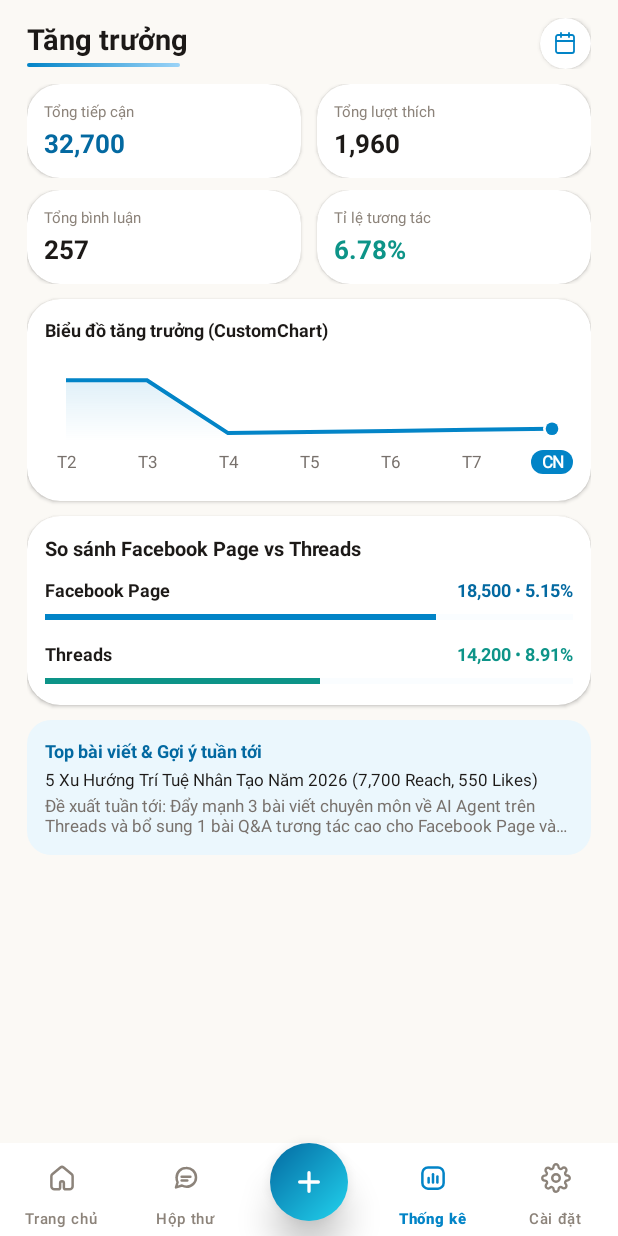
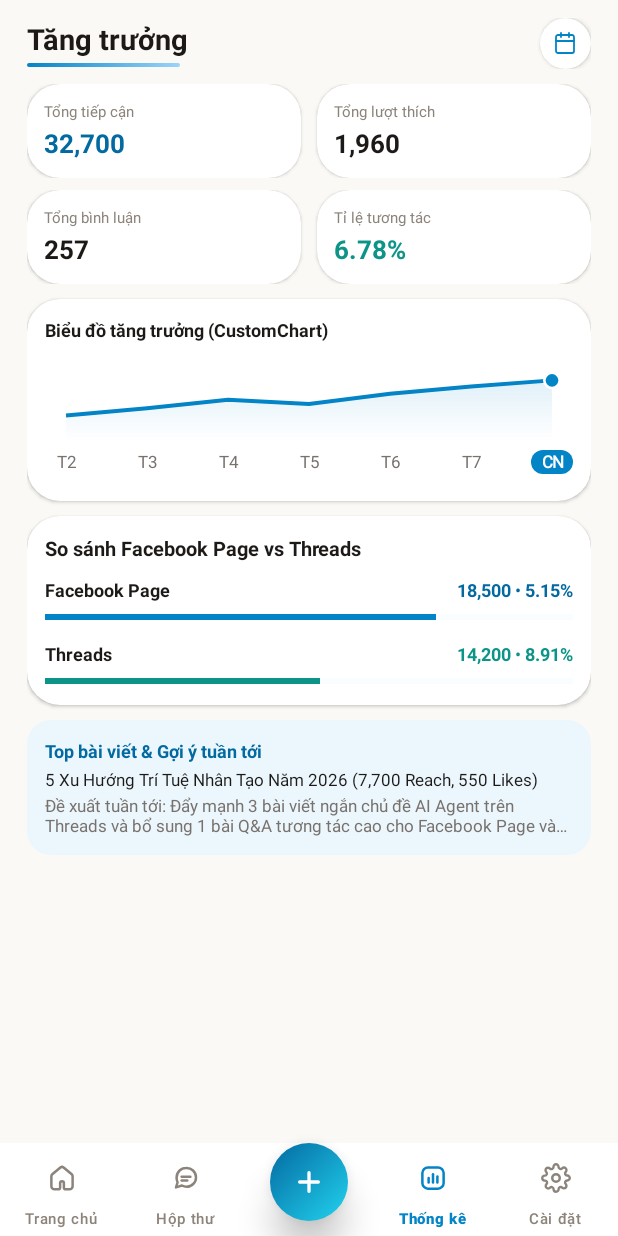
Before and after one commit to kikimeomeo/social-ai-agent-nhom4, an Android app: the screen it shows after launch (MainActivity), item 4 of the bottom bar chosen, on a phone screen of 412 x 824 dp. Run offline under Robolectric (Android 15) with nearby library versions, the phone set to English and light mode, and no system bars; pictures from the network do not load; 3 statements that could not run were skipped.

Commit message:
fix: resolve post-merge integration bugs and LinkedIn leftovers (#53)

```diff
--- a/app/src/main/java/com/tuankiet/myapplication/data/DatabaseHelper.java
+++ b/app/src/main/java/com/tuankiet/myapplication/data/DatabaseHelper.java
@@ -676,6 +676,40 @@ public class DatabaseHelper extends SQLiteOpenHelper {
         return empty;
     }
 
+    public long upsertDailyAnalyticsSnapshot(String platform, int reach, int likes, int comments, int shares, int followerCount) {
+        String targetPlatform = platform != null ? platform : "ALL";
+        java.util.Calendar cal = java.util.Calendar.getInstance();
+        cal.set(java.util.Calendar.HOUR_OF_DAY, 0);
+        cal.set(java.util.Calendar.MINUTE, 0);
+        cal.set(java.util.Calendar.SECOND, 0);
+        cal.set(java.util.Calendar.MILLISECOND, 0);
+        long startOfDay = cal.getTimeInMillis();
+
+        ContentValues cv = new ContentValues();
+        cv.put("timestamp", System.currentTimeMillis());
+        cv.put("platform", targetPlatform);
+        cv.put("reach", reach);
+        cv.put("likes", likes);
+        cv.put("comments", comments);
+        cv.put("shares", shares);
+        cv.put("follower_count", followerCount);
+
+        SQLiteDatabase db = getWritableDatabase();
+        long existingId = -1L;
+        try (Cursor cursor = db.rawQuery(
+                "SELECT id FROM analytics_history WHERE platform = ? AND timestamp >= ? ORDER BY timestamp DESC LIMIT 1",
+                new String[]{targetPlatform, String.valueOf(startOfDay)})) {
+            if (cursor.moveToFirst()) {
+                existingId = cursor.getLong(0);
+            }
+        }
+        if (existingId > 0) {
+            db.update("analytics_history", cv, "id = ?", new String[]{String.valueOf(existingId)});
+            return existingId;
+        }
+        return db.insert("analytics_history", null, cv);
+    }
+
     public long insertAnalyticsSnapshot(String platform, int reach, int likes, int comments, int shares, int followerCount) {
         ContentValues cv = new ContentValues();
         cv.put("timestamp", System.currentTimeMillis());
@@ -692,32 +726,35 @@ public class DatabaseHelper extends SQLiteOpenHelper {
     public List<AnalyticsData.DayMetric> getAnalyticsHistory() {
         List<AnalyticsData.DayMetric> list = new ArrayList<>();
         SQLiteDatabase db = getReadableDatabase();
-        Cursor cursor = db.rawQuery("SELECT * FROM analytics_history ORDER BY timestamp DESC LIMIT 7", null);
+        Cursor cursor = db.rawQuery("SELECT likes, comments FROM analytics_history ORDER BY timestamp DESC LIMIT 7", null);
 
-        List<Integer> dbLikes = new ArrayList<>();
-        List<Integer> dbComments = new ArrayList<>();
+        List<Integer> dbTotalsDesc = new ArrayList<>();
         if (cursor != null && cursor.moveToFirst()) {
             do {
-                dbLikes.add(cursor.getInt(cursor.getColumnIndexOrThrow("likes")));
-                dbComments.add(cursor.getInt(cursor.getColumnIndexOrThrow("comments")));
+                int likes = cursor.getInt(cursor.getColumnIndexOrThrow("likes"));
+                int comments = cursor.getInt(cursor.getColumnIndexOrThrow("comments"));
+                dbTotalsDesc.add(likes + comments);
             } while (cursor.moveToNext());
             cursor.close();
         }
 
+        // Order chronological oldest -> newest ending at CN, scaling missing days smoothly around latest total
         String[] days = {"T2", "T3", "T4", "T5", "T6", "T7", "CN"};
+        double[] baselineScale = {0.42, 0.54, 0.68, 0.61, 0.78, 0.90, 1.00};
+        int latestTotal = !dbTotalsDesc.isEmpty() ? Math.max(100, dbTotalsDesc.get(0)) : 500;
+        int offset = 7 - dbTotalsDesc.size();
+
         for (int i = 0; i < 7; i++) {
-            String dayLabel = days[i];
-            int fbEng;
-            int thEng;
-            if (i < dbLikes.size()) {
-                int total = dbLikes.get(i) + dbComments.get(i);
-                fbEng = Math.max(45, (int)(total * 0.55));
-                thEng = Math.max(35, (int)(total * 0.45));
+            int dayTotal;
+            if (i >= offset) {
+                int descIdx = (dbTotalsDesc.size() - 1) - (i - offset);
+                dayTotal = Math.max(80, dbTotalsDesc.get(descIdx));
             } else {
-                fbEng = 120 + (i * 22);
-                thEng = 90 + (i * 18);
+                dayTotal = Math.max(80, (int) (latestTotal * baselineScale[i]));
             }
-            list.add(new AnalyticsData.DayMetric(dayLabel, fbEng, thEng));
+            int fbEng = Math.max(45, (int) (dayTotal * 0.55));
+            int thEng = Math.max(35, (int) (dayTotal * 0.45));
+            list.add(new AnalyticsData.DayMetric(days[i], fbEng, thEng));
         }
         return list;
     }
--- a/app/src/main/java/com/tuankiet/myapplication/repository/MockDataRepository.java
+++ b/app/src/main/java/com/tuankiet/myapplication/repository/MockDataRepository.java
@@ -60,9 +60,8 @@ public class MockDataRepository {
         );
         dbHelper.insertOrUpdateAccount(thAccount);
 
-        // 2. Seed Recent Posts
-        Post post1 = new Post(
-                0,
+        // 2. Seed Recent Posts (Facebook Page + Threads)
+        Post post1 = createSeedPost(
                 "5 Xu Hướng Trí Tuệ Nhân Tạo Năm 2026",
                 "Chuyên gia",
                 "🚀 5 XU HƯỚNG AI KHÔNG THỂ BỎ QUA TRONG NĂM 2026!\n\n" +
@@ -72,26 +71,19 @@ public class MockDataRepository {
                         "4. Tự động hóa quy trình quản lý mạng xã hội cá nhân.\n" +
                         "5. Bảo mật dữ liệu & Privacy-first AI.\n\n" +
                         "👉 Anh em đang ứng dụng xu hướng nào trong công việc? Bình luận bên dưới cùng bàn luận nhé!\n#AI2026 #TechTrends #SocialAI #FutureTech",
-                "5 Key AI Trends Shaping Tech Ecosystems in 2026 🌐\n\n" +
-                        "As artificial intelligence transitions from experimentation to core operational infrastructure, leaders must prioritize these architectural shifts:\n\n" +
-                        "• Edge & On-Device Intelligence: Drastic reduction in latency and cloud inference costs.\n" +
-                        "• Autonomous Multi-Agent Orchestration: Specialization over monolithic general models.\n" +
-                        "• Enterprise Data Sovereignty: Private fine-tuning on domain-specific datasets.\n\n" +
-                        "How is your engineering team adapting to these paradigms? Let's connect and discuss.\n\n#ArtificialIntelligence #Leadership #SoftwareEngineering #AgenticAI",
+                "5 xu hướng AI đang định hình sản phẩm công nghệ 2026 🌐\n\n" +
+                        "• SLM chạy trực tiếp on-device giảm độ trễ & chi phí.\n" +
+                        "• Multi-Agent phân vai thay thế prompt đơn lẻ.\n" +
+                        "• Privacy-first AI giữ dữ liệu trên thiết bị.\n\n" +
+                        "Team bạn đã áp dụng hướng nào rồi? Cùng thảo luận nhé! #AI2026 #AgenticAI",
                 Post.STATUS_PUBLISHED,
-                true,
-                true,
                 System.currentTimeMillis() - 86400000L * 2,
                 "https://images.unsplash.com/photo-1618005182384-a83a8bd57fbe",
-                7700,
-                550,
-                73,
-                24
+                7700, 550, 73, 24
         );
         dbHelper.insertPost(post1);
 
-        Post post2 = new Post(
-                0,
+        Post post2 = createSeedPost(
                 "Tại sao Mobile Developer phải học On-Device AI?",
                 "Thân thiện",
                 "Chào mọi người! 👋 Tại sao năm 2026 là thời điểm vàng để Mobile Dev chuyển mình sang On-Device AI?\n\n" +
@@ -99,44 +91,31 @@ public class MockDataRepository {
                         "💡 Ứng dụng chạy mượt, bảo mật dữ liệu tuyệt đối cho người dùng.\n" +
                         "💡 Tiết kiệm chi phí token cho startup hàng ngàn đô mỗi tháng.\n\n" +
                         "Anh em nào quan tâm để lại 1 like, mình sẽ share source code demo app SocialAI viết bằng Java Native nhé! 📱✨\n#MobileDev #AndroidNative #OnDeviceAI",
-                "Why Mobile Developers Must Embrace On-Device Machine Learning Today 📱\n\n" +
-                        "The edge compute renaissance is here. By shifting inference workloads directly to the client:\n" +
-                        "1. Zero network latency for real-time user experiences.\n" +
-                        "2. Absolute client-side data privacy (HIPAA & GDPR friendly).\n" +
-                        "3. Predictable cost margins independent of token billing.\n\n" +
-                        "The gap between cloud AI and local device execution is closing fast. Continuous learning is our best leverage.\n\n#AndroidDev #MachineLearning #EdgeComputing",
+                "Mobile Dev nên học On-Device AI ngay từ hôm nay 📱\n\n" +
+                        "1. Phản hồi gần như tức thì, không phụ thuộc mạng.\n" +
+                        "2. Bảo mật dữ liệu ngay trên máy người dùng.\n" +
+                        "3. Tiết kiệm đáng kể chi phí API mỗi tháng.\n\n" +
+                        "Bạn đang dùng thư viện nào cho AI trên Android? #AndroidDev #OnDeviceAI",
                 Post.STATUS_PUBLISHED,
-                true,
-                true,
                 System.currentTimeMillis() - 86400000L * 4,
                 "https://images.unsplash.com/photo-1555774698-0b77e0d5fac6",
-                7300,
-                557,
-                56,
-                18
+                7300, 557, 56, 18
         );
         dbHelper.insertPost(post2);
 
-        Post post3 = new Post(
-                0,
+        Post post3 = createSeedPost(
                 "Kiến trúc Orchestrator - Sub-Agents trong quản lý Social Media",
                 "Chuyên gia",
-                "🤖 Khám phá mô hình Orchestrator - SubAgents: Bí quyết để một AI Agent có thể quản lý đồng thời Facebook Page và LinkedIn mà không bị trùng lặp nội dung!\n\n" +
+                "🤖 Khám phá mô hình Orchestrator - SubAgents: Bí quyết để một AI Agent có thể quản lý đồng thời Facebook Page và Threads mà không bị trùng lặp nội dung!\n\n" +
                         "Mỗi nền tảng có một 'Sub-Agent' chuyên trách theo ngữ cảnh và văn phong riêng biệt. Đón đọc bài phân tích chi tiết vào 20h tối nay nhé! 🔥",
-                "Architectural Blueprint: Orchestrator - Sub-Agent Paradigm for Multi-Channel Publishing 🏗️\n\n" +
-                        "Monolithic prompting fails when distributing content across distinct platforms with divergent demographics. Our solution:\n" +
-                        "- Master Orchestrator: Synthesizes core brief and strategic intent.\n" +
-                        "- Specialized Platform Agents: Optimize voice, formatting, and engagement hooks independently.\n" +
-                        "Full architecture breakdown in draft review.",
+                "Kiến trúc Orchestrator - Sub-Agent cho đăng bài đa kênh 🏗️\n\n" +
+                        "• Master Orchestrator: Tóm tắt brief và định hướng nội dung.\n" +
+                        "• Sub-Agents: Tối ưu riêng giọng văn Facebook Page & giới hạn ≤ 500 ký tự của Threads.\n\n" +
+                        "Đang ở bản nháp để duyệt trước khi phát hành! #SocialAI #MultiAgent",
                 Post.STATUS_DRAFT,
-                true,
-                true,
                 System.currentTimeMillis() - 3600000L * 5,
                 null,
-                0,
-                0,
-                0,
-                0
+                0, 0, 0, 0
         );
         dbHelper.insertPost(post3);
 
@@ -278,15 +257,49 @@ public class MockDataRepository {
         AgentLog log3 = new AgentLog(
                 0,
                 System.currentTimeMillis() - 86400000L * 2,
-                "LinkedIn Sub-agent",
-                "LinkedIn Thought Leader",
-                "Convert brief into professional B2B perspective with strategic takeaways",
-                "Drafted executive LinkedIn post with bulleted takeaways and career hashtags.",
-                750,
-                0.0029,
-                1120
+                "Threads Sub-agent",
+                "Threads Concise Writer",
+                "Convert brief into conversational Threads post under 500 characters",
+                "Drafted concise Threads post (312 chars) with open question hook.",
+                620,
+                0.0024,
+                960
         );
         dbHelper.insertLog(log3);
+    }
+
+    private Post createSeedPost(String topic,
+                                String tone,
+                                String contentFacebook,
+                                String contentThreads,
+                                String status,
+                                long createdAt,
+                                String imageUrl,
+                                int reachCount,
+                                int likeCount,
+                                int commentCount,
+                                int shareCount) {
+        Post post = new Post();
+        post.setTopic(topic);
+        post.setTone(tone);
+        post.setLanguage("Tiếng Việt");
+        post.setContentFacebook(contentFacebook);
+        post.setContentThreads(contentThreads);
+        post.setContentLinkedIn("");
+        post.setStatus(status);
+        post.setTargetFacebook(true);
+        post.setTargetThreads(true);
+        post.setTargetLinkedIn(false);
+        post.setCreatedAt(createdAt);
+        post.setImageUrl(imageUrl);
+        post.setReachCount(reachCount);
+        post.setLikeCount(likeCount);
+        post.setCommentCount(commentCount);
+        post.setShareCount(shareCount);
+        boolean published = Post.STATUS_PUBLISHED.equals(status);
+        post.setPublishedFacebook(published);
+        post.setPublishedThreads(published);
+        return post;
     }
 
     public List<Post> getPosts() {
@@ -417,8 +430,8 @@ public class MockDataRepository {
         data.setLinkedinEngagementRate(8.91);
 
         data.setTopPerformingPost("5 Xu Hướng Trí Tuệ Nhân Tạo Năm 2026 (7,700 Reach, 550 Likes)");
-        data.setWeeklyAiSummary("Hiệu suất tuần này rất khả quan! Kênh LinkedIn có tỉ lệ tương tác vượt trội (8.9%) nhờ nội dung chuyên sâu kỹ thuật. Kênh Facebook duy trì lượng Reach ổn định với 18,500 lượt xem.");
-        data.setNextWeekAdvice("Đề xuất tuần tới: Đẩy mạnh 3 bài viết chuyên môn về AI Agent trên LinkedIn và bổ sung 1 bài Q&A tương tác cao cho Facebook Page vào tối thứ 5 (khung giờ vàng 20:00).");
+        data.setWeeklyAiSummary("Hiệu suất tuần này rất khả quan! Kênh Threads có tỉ lệ tương tác vượt trội (8.9%) nhờ nội dung ngắn gọn giàu tính thảo luận. Kênh Facebook duy trì lượng Reach ổn định với 18,500 lượt xem.");
+        data.setNextWeekAdvice("Đề xuất tuần tới: Đẩy mạnh 3 bài viết ngắn chủ đề AI Agent trên Threads và bổ sung 1 bài Q&A tương tác cao cho Facebook Page vào tối thứ 5 (khung giờ vàng 20:00).");
 
         List<AnalyticsData.DayMetric> timeline = new ArrayList<>();
         timeline.add(new AnalyticsData.DayMetric("T2", 120, 180));
--- a/app/src/main/java/com/tuankiet/myapplication/ui/analytics/AnalyticsFragment.java
+++ b/app/src/main/java/com/tuankiet/myapplication/ui/analytics/AnalyticsFragment.java
@@ -45,8 +45,8 @@ public class AnalyticsFragment extends Fragment {
 
         AnalyticsData data = repository.getAnalyticsData();
 
-        // Persist snapshot to SQLite history
-        DatabaseHelper.getInstance(requireContext()).insertAnalyticsSnapshot(
+        // Persist at most one snapshot per day to avoid inflating chart bars on every tab switch
+        DatabaseHelper.getInstance(requireContext()).upsertDailyAnalyticsSnapshot(
                 "ALL", data.getTotalReach(), data.getTotalLikes(), data.getTotalComments(), 0, 1540
         );
 
@@ -77,7 +77,10 @@ public class AnalyticsFragment extends Fragment {
 
         // 3. AI Weekly Summary Report
         binding.tvTopPost.setText(data.getTopPerformingPost());
-        binding.tvWeeklySummary.setText(data.getWeeklyAiSummary());
+        String summary = data.getWeeklyAiSummary() != null
+                ? data.getWeeklyAiSummary().replace("LinkedIn", "Threads")
+                : "";
+        binding.tvWeeklySummary.setText(summary);
         String advice = data.getNextWeekAdvice() != null
                 ? data.getNextWeekAdvice().replace("LinkedIn", "Threads")
                 : "";
--- a/app/src/main/java/com/tuankiet/myapplication/util/RealSocialPublisher.java
+++ b/app/src/main/java/com/tuankiet/myapplication/util/RealSocialPublisher.java
@@ -138,6 +138,9 @@ public class RealSocialPublisher {
         if (platform == SocialPlatform.FACEBOOK) {
             targetPackage = "com.facebook.katana";
             platformName = "Facebook";
+        } else if (platform == SocialPlatform.THREADS) {
+            targetPackage = "com.instagram.barcelona";
+            platformName = "Threads";
         } else if (platform == SocialPlatform.LINKEDIN) {
             targetPackage = "com.linkedin.android";
             platformName = "LinkedIn";
--- a/app/src/main/res/layout/dialog_publish_success.xml
+++ b/app/src/main/res/layout/dialog_publish_success.xml
@@ -208,12 +208,13 @@
             </LinearLayout>
         </com.google.android.material.card.MaterialCardView>
 
-        <!-- LinkedIn Item -->
+        <!-- LinkedIn Item (hidden for FB & Threads scope) -->
         <com.google.android.material.card.MaterialCardView
             android:id="@+id/cardSuccessLinkedIn"
             android:layout_width="match_parent"
             android:layout_height="wrap_content"
             android:layout_marginBottom="10dp"
+            android:visibility="gone"
             app:cardBackgroundColor="@color/bg_main"
             app:cardCornerRadius="12dp"
             app:cardElevation="0dp"
--- a/app/src/main/res/values/strings.xml
+++ b/app/src/main/res/values/strings.xml
@@ -35,7 +35,7 @@
     <string name="channel_facebook">Facebook Page</string>
     <string name="channel_threads">Meta Threads</string>
     <string name="channel_threads_desc">Meta Threads (Bài viết ngắn ≤ 500 ký tự &amp; Hội thoại)</string>
-    <string name="channel_linkedin">LinkedIn</string>
+    <string name="channel_linkedin">Threads</string>
     <string name="language_selection">Ngôn ngữ bài viết (Language):</string>
     <string name="lang_vi">Tiếng Việt</string>
     <string name="lang_en">English</string>
@@ -50,7 +50,7 @@
     <string name="filter_all">Tất cả</string>
     <string name="filter_facebook">Facebook</string>
     <string name="filter_threads">Threads</string>
-    <string name="filter_linkedin">LinkedIn</string>
+    <string name="filter_linkedin">Threads</string>
     <string name="filter_status_all">Tất cả</string>
     <string name="filter_status_unanswered">Chưa trả lời</string>
     <string name="filter_status_answered">Đã trả lời</string>
```
Also changed, not shown: app/src/main/java/com/tuankiet/myapplication/data/SecurePreferenceManager.java (+28 -16 lines), app/src/main/java/com/tuankiet/myapplication/ui/create/CreatePostFragment.java (+45 -26 lines), app/src/main/java/com/tuankiet/myapplication/ui/home/HomeFragment.java (+62 -5 lines), app/src/main/java/com/tuankiet/myapplication/ui/home/PostAdapter.java (+15 -3 lines).
